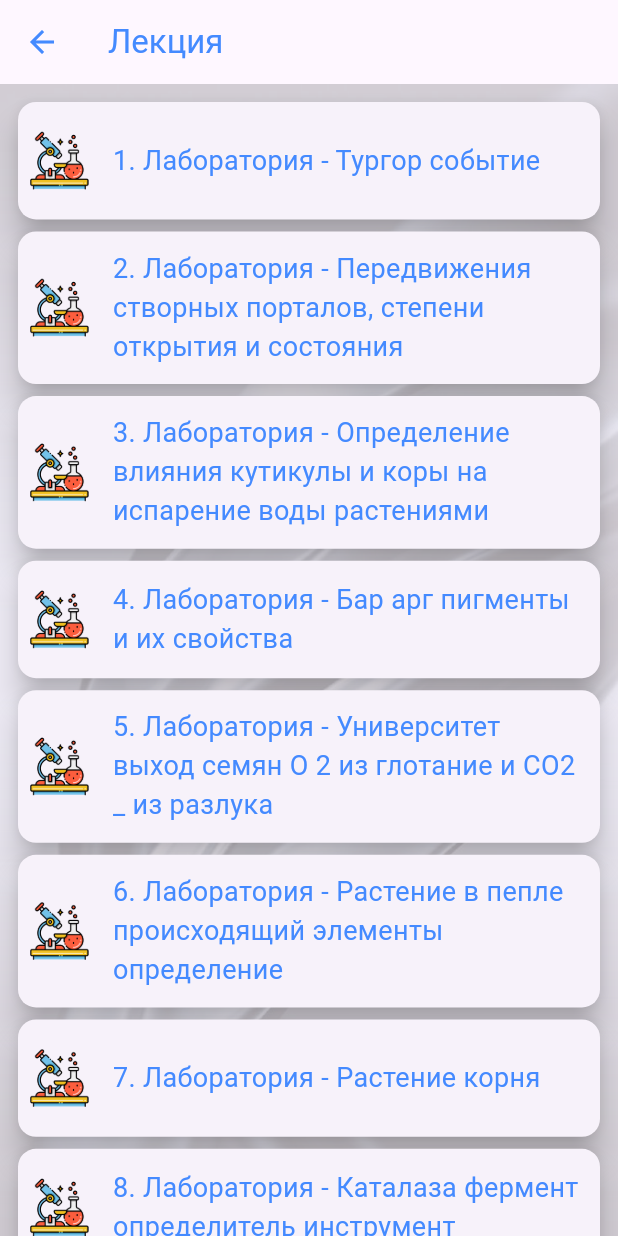
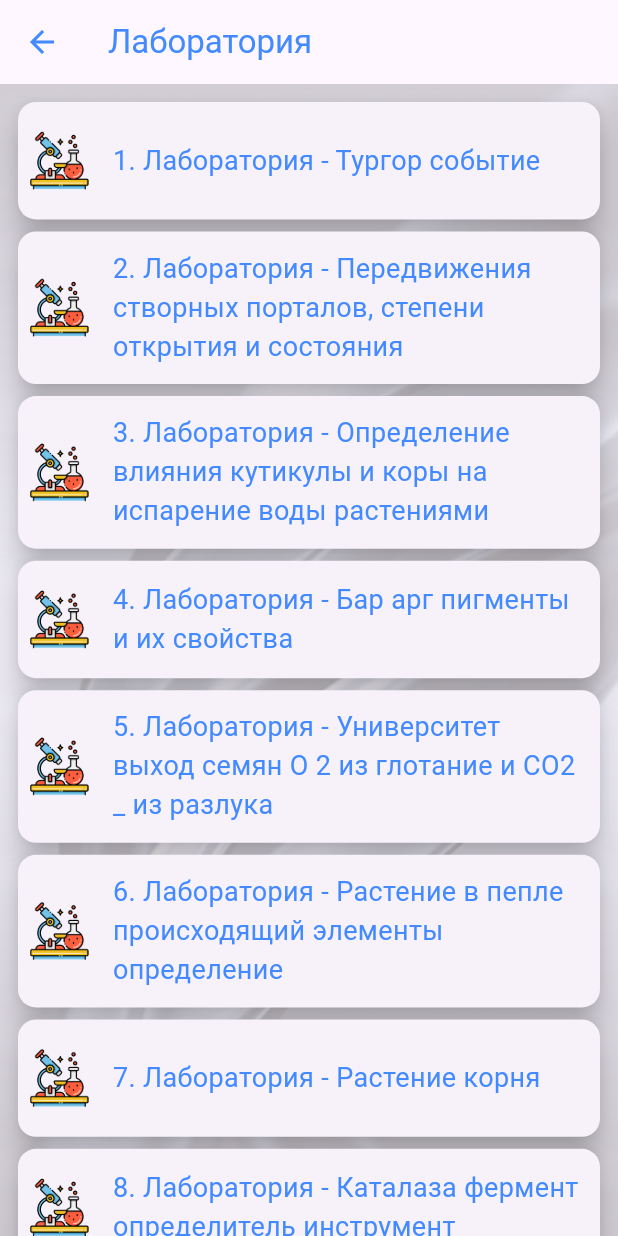
Before and after one commit to hbncompany/Parazitologiya, a Flutter app: the Lab_page_ru screen opened directly, on a phone screen of 412 x 824 dp. Run offline on Flutter 3.47's test engine with Material 3 defaults, Android fonts, the phone set to English and light mode, and no system bars; our stand-ins replace share_plus, shared_preferences; missing offline and left inert: flutter_pdfview; accounts and stored records are empty; project files that could hold a hidden picture were left out.

```diff
--- a/lib/main.dart
+++ b/lib/main.dart
@@ -2234,7 +2234,7 @@ class Lab_page_ru extends StatelessWidget {
                 ? Colors.blueAccent
                 : Colors.white),
         title: Text(
-          "Лекция",
+          "Лаборатория",
           style: TextStyle(
               color: model.mode == ThemeMode.light
                   ? Colors.blueAccent
```
Also changed, not shown: 1 other file.
